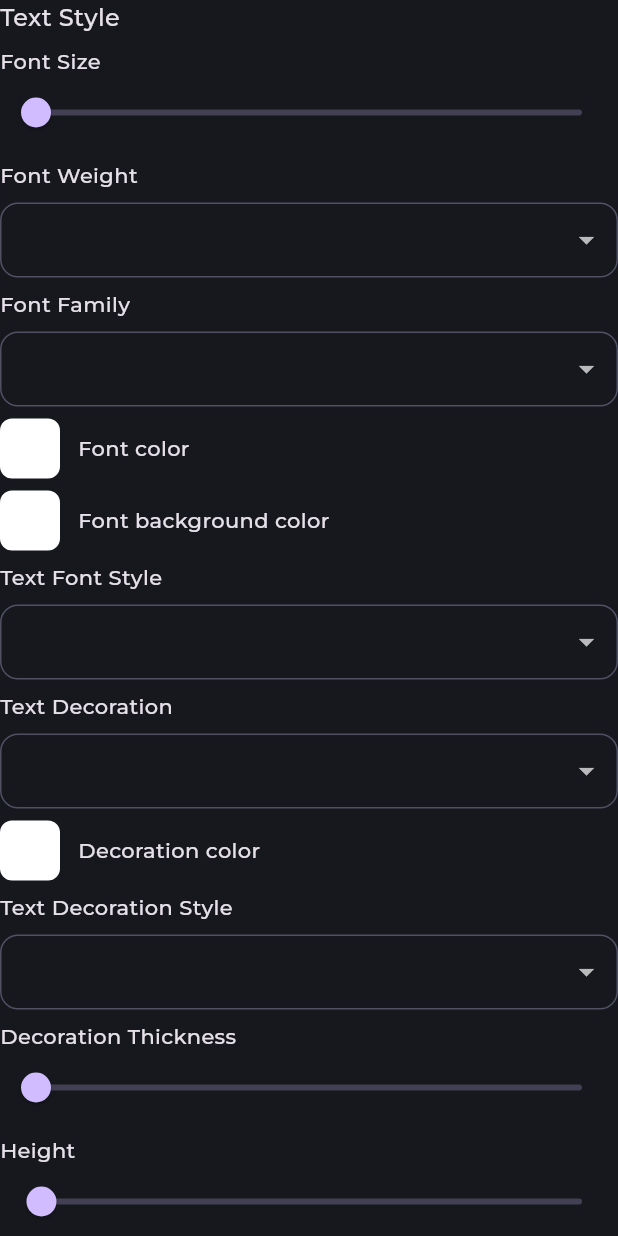
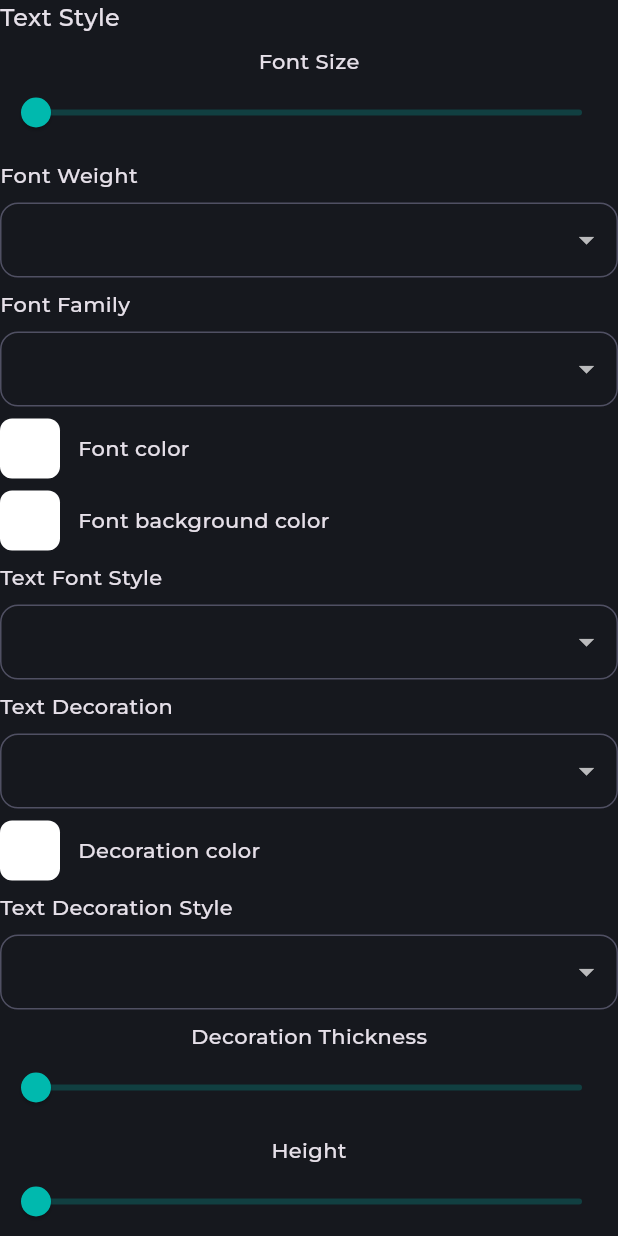
Before and after one commit to VivekMakwana7/flutter_basics, a Flutter app: the TextStylePropertyWidget widget shown alone on an empty page, opened directly, on a phone screen of 412 x 824 dp. Run offline on Flutter 3.47's test engine with Material 3 defaults, Android fonts, the phone set to English and light mode, and no system bars; drawn by our look-alikes of syncfusion_flutter_sliders; our stand-ins replace bloc, flutter_bloc, flutter_colorpicker, go_router, logger; missing offline and left inert: multi_value_listenable_builder; project files that could hold a hidden picture were left out.

Commit message:
- Implement App Slider & code refactor

```diff
--- a/lib/core/theme/app_theme.dart
+++ b/lib/core/theme/app_theme.dart
@@ -8,7 +8,7 @@ part 'app_text_style.dart';
 /// Theming of App
 final theme = ThemeData(
   brightness: Brightness.dark,
-  primaryColor: const Color(0xff211F21),
+  primaryColor: const Color(0xff00B9AE),
   scaffoldBackgroundColor: const Color(0xff16181E),
   fontFamily: 'Montserrat',
   inputDecorationTheme: const InputDecorationTheme(
--- /dev/null
+++ b/lib/core/widgets/app_slider.dart
@@ -0,0 +1,49 @@
+import 'package:flutter/material.dart';
+import 'package:flutter_basics/core/ext/ext_build_context.dart';
+import 'package:syncfusion_flutter_sliders/sliders.dart';
+
+/// App Slider Widget
+class AppSlider extends StatelessWidget {
+  /// Default constructor
+  const AppSlider({
+    required this.valueListenable,
+    required this.labelText,
+    super.key,
+    this.onChanged,
+  });
+
+  /// Value Notifier
+  final ValueNotifier<double?> valueListenable;
+
+  /// Label TExt
+  final String labelText;
+
+  /// On Value changed
+  final void Function(double value)? onChanged;
+
+  @override
+  Widget build(BuildContext context) {
+    return Column(
+      mainAxisSize: MainAxisSize.min,
+      children: [
+        Text(labelText),
+        ValueListenableBuilder(
+          valueListenable: valueListenable,
+          builder: (context, double? value, __) {
+            return SfSlider(
+              min: 1,
+              max: 100,
+              enableTooltip: true,
+              value: value ?? 1,
+              activeColor: context.theme.primaryColor,
+              tooltipShape: const SfPaddleTooltipShape(),
+              onChanged: (value) {
+                onChanged?.call(value as double);
+              },
+            );
+          },
+        ),
+      ],
+    );
+  }
+}
--- a/lib/src/text/widgets/text_style_property_widget.dart
+++ b/lib/src/text/widgets/text_style_property_widget.dart
@@ -2,10 +2,10 @@ import 'package:flutter/material.dart';
 import 'package:flutter_basics/core/theme/app_theme.dart';
 import 'package:flutter_basics/core/widgets/app_color_picker_dialog.dart';
 import 'package:flutter_basics/core/widgets/app_dropdown.dart';
+import 'package:flutter_basics/core/widgets/app_slider.dart';
 import 'package:flutter_basics/core/widgets/app_switch.dart';
 import 'package:flutter_basics/src/text/cubit/text_cubit.dart';
 import 'package:flutter_bloc/flutter_bloc.dart';
-import 'package:syncfusion_flutter_sliders/sliders.dart';
 
 /// Text Style Property Widget
 class TextStylePropertyWidget extends StatelessWidget {
@@ -26,20 +26,10 @@ class TextStylePropertyWidget extends StatelessWidget {
               style: TextStyle(fontSize: 16, fontWeight: FontWeight.w500),
             ),
             const SizedBox(height: 8),
-            const Text('Font Size'),
-            ValueListenableBuilder(
+            AppSlider(
+              labelText: 'Font Size',
               valueListenable: cubit.fontSize,
-              builder: (context, _, __) {
-                return SfSlider(
-                  min: 1,
-                  max: 100,
-                  enableTooltip: true,
-                  value: cubit.fontSize.value ?? 1,
-                  onChanged: (value) {
-                    cubit.fontSize.value = value as double;
-                  },
-                );
-              },
+              onChanged: (value) => cubit.fontSize.value = value,
             ),
             const SizedBox(height: 8),
             AppDropdown(
@@ -151,68 +141,28 @@ class TextStylePropertyWidget extends StatelessWidget {
               labelText: 'Text Decoration Style',
             ),
             const SizedBox(height: 8),
-            const Text('Decoration Thickness'),
-            ValueListenableBuilder(
+            AppSlider(
+              labelText: 'Decoration Thickness',
               valueListenable: cubit.decorationThickness,
-              builder: (context, _, __) {
-                return SfSlider(
-                  min: 1,
-                  max: 100,
-                  enableTooltip: true,
-                  value: cubit.decorationThickness.value ?? 1,
-                  onChanged: (value) {
-                    cubit.decorationThickness.value = value as double;
-                  },
-                );
-              },
+              onChanged: (value) => cubit.decorationThickness.value = value,
             ),
             const SizedBox(height: 8),
-            const Text('Height'),
-            ValueListenableBuilder(
+            AppSlider(
+              labelText: 'Height',
               valueListenable: cubit.height,
-              builder: (context, _, __) {
-                return SfSlider(
-                  min: 0,
-                  max: 100,
-                  enableTooltip: true,
-                  value: cubit.height.value ?? 1,
-                  onChanged: (value) {
-                    cubit.height.value = value as double;
-                  },
-                );
-              },
+              onChanged: (value) => cubit.height.value = value,
             ),
             const SizedBox(height: 8),
-            const Text('Word Spacing'),
-            ValueListenableBuilder(
+            AppSlider(
+              labelText: 'Word Spacing',
               valueListenable: cubit.wordSpacing,
-              builder: (context, _, __) {
-                return SfSlider(
-                  min: 0,
-                  max: 100,
-                  enableTooltip: true,
-                  value: cubit.wordSpacing.value ?? 1,
-                  onChanged: (value) {
-                    cubit.wordSpacing.value = value as double;
-                  },
-                );
-              },
+              onChanged: (value) => cubit.wordSpacing.value = value,
             ),
             const SizedBox(height: 8),
-            const Text('Letter Spacing'),
-            ValueListenableBuilder(
+            AppSlider(
+              labelText: 'Letter Spacing',
               valueListenable: cubit.letterSpacing,
-              builder: (context, _, __) {
-                return SfSlider(
-                  min: 0,
-                  max: 100,
-                  enableTooltip: true,
-                  value: cubit.letterSpacing.value ?? 1,
-                  onChanged: (value) {
-                    cubit.letterSpacing.value = value as double;
-                  },
-                );
-              },
+              onChanged: (value) => cubit.letterSpacing.value = value,
             ),
             const SizedBox(height: 8),
             AppSwitch(
--- a/pubspec.yaml
+++ b/pubspec.yaml
@@ -16,7 +16,7 @@ dependencies:
   go_router: ^14.2.0
   logger: ^2.3.0
   multi_value_listenable_builder: ^0.0.2
-  syncfusion_flutter_sliders: ^26.1.40
+  syncfusion_flutter_sliders: ^26.1.41
   very_good_analysis: ^6.0.0
 
 dev_dependencies:
```
